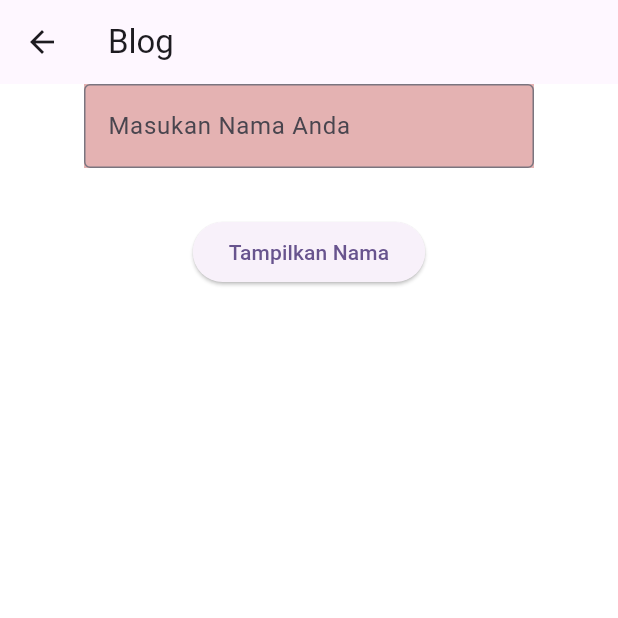
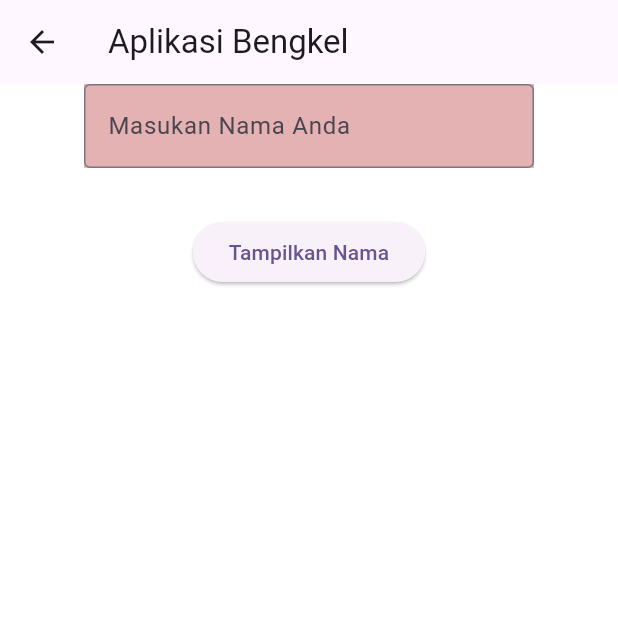
Before and after one commit to riotbaik74-commits/bengkel, a Flutter app: the MyHomePage screen opened by its route, on a phone screen of 412 x 824 dp, the top half of it. Run offline on Flutter 3.47's test engine with Material 3 defaults, Android fonts, the phone set to English and light mode, and no system bars.

Commit message:
Oct 7, 2026, 3:20 PM

```diff
--- a/lib/MyHomePage.dart
+++ b/lib/MyHomePage.dart
@@ -20,7 +20,7 @@ class _MyHomePageState extends State<MyHomePage> {
             Navigator.pop(context);
           },
         ),
-        title: Text("Blog"),
+        title: Text("Aplikasi Bengkel"),
       ),
 
       backgroundColor: Color(0xFFFFFFFF),
```
